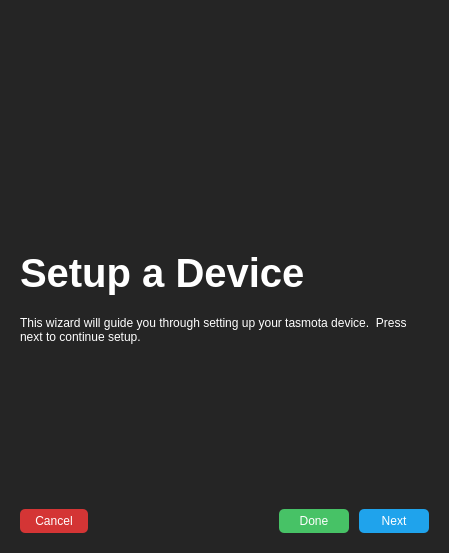
tom-23/TasmoManager, file src/gui/wizards/setupdevicedialog.ui: the form before one commit.
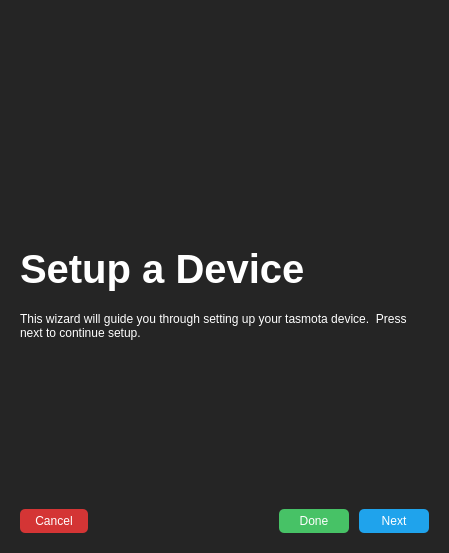
The form after the commit. Icons and pictures are not drawn.

```diff
--- a/src/gui/wizards/setupdevicedialog.ui
+++ b/src/gui/wizards/setupdevicedialog.ui
@@ -137,12 +137,12 @@
          <property name="minimumSize">
           <size>
            <width>0</width>
-           <height>64</height>
+           <height>56</height>
           </size>
          </property>
          <property name="maximumSize">
           <size>
-           <width>64</width>
+           <width>56</width>
            <height>16777215</height>
           </size>
          </property>
```
Left out of the diff: 14 changed lines with no effect on the pictures.
